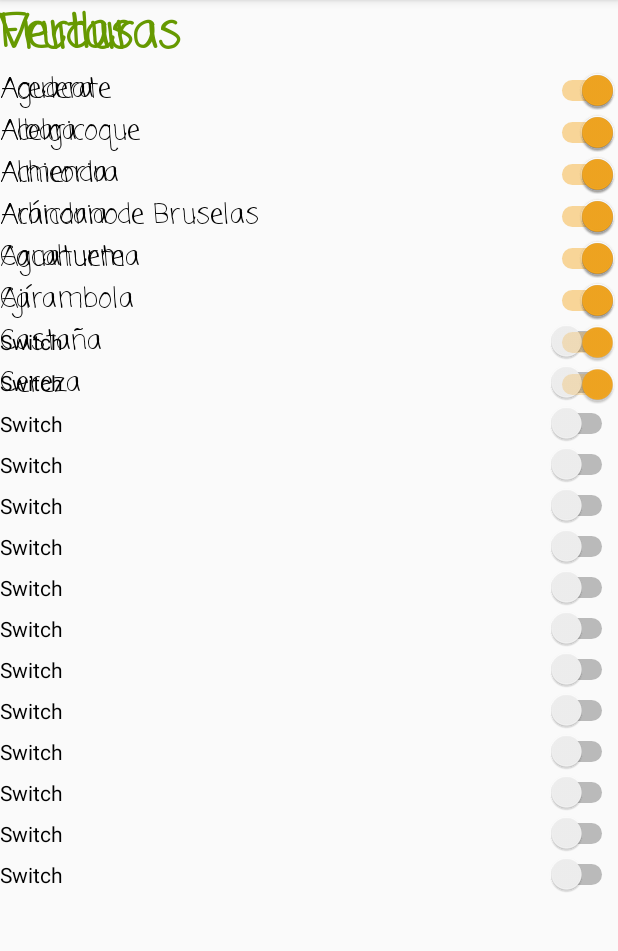
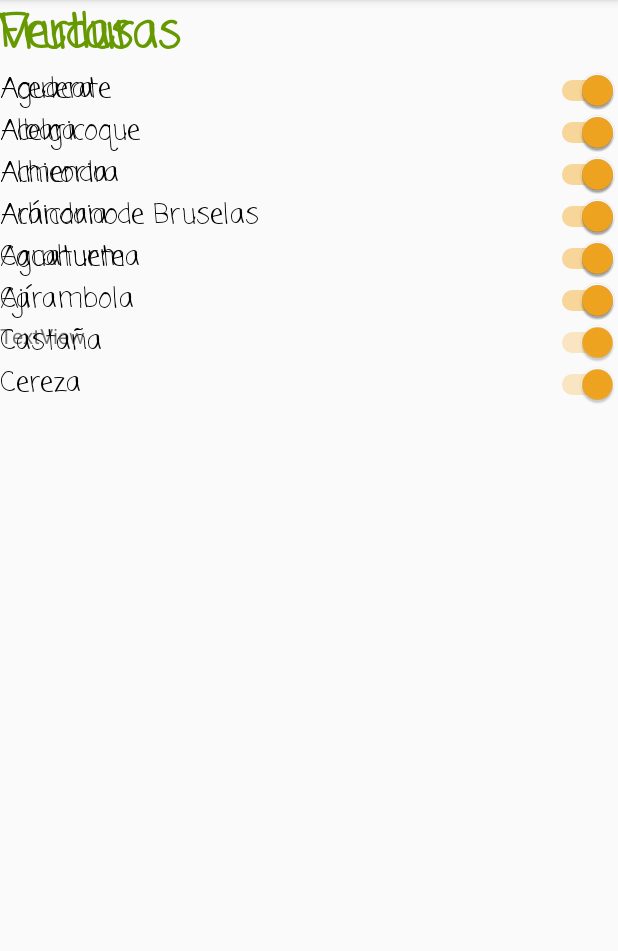
Before and after one commit to DavidAguayo/Proyecto_Clase, an Android app: the Alimentos screen opened directly, with no data from a screen before it, on a phone screen of 412 x 824 dp, the part 84-1035 px from its top. Run offline under Robolectric (Android 15) with nearby library versions, the phone set to English and light mode, and no system bars.

Commit message:
primer commit

```diff
--- a/app/src/main/java/com/proyecto/proyecto_clase/Alimentos.java
+++ b/app/src/main/java/com/proyecto/proyecto_clase/Alimentos.java
@@ -3,9 +3,12 @@ package com.proyecto.proyecto_clase;
 import android.content.res.Resources;
 import android.support.v7.app.AppCompatActivity;
 import android.os.Bundle;
+import android.widget.Switch;
 import android.widget.TabHost;
+import android.widget.TextView;
 
 public class Alimentos extends AppCompatActivity {
+    TextView textView;
 
     @Override
     protected void onCreate(Bundle savedInstanceState) {
@@ -32,6 +35,13 @@ public class Alimentos extends AppCompatActivity {
         tabs.setCurrentTab(0);
         //Hasta aquí es lo de las tabs
 
-
+        //Lo que viene a continuación sirve para avriguar los alimentos que no
+        //están seleccionados
+        textView = (TextView)findViewById(R.id.prueba) ;
+        Switch s1 = (Switch) findViewById(R.id.switch1);
+        Boolean resp1 = s1.isChecked();
+        if(s1.isChecked()==false){
+            textView.setText("Acedera");
+        }
     }
 }
--- a/app/src/main/res/layout/activity_alimentos.xml
+++ b/app/src/main/res/layout/activity_alimentos.xml
@@ -123,102 +123,11 @@
                                 android:textSize="18sp"
                                 android:checked="true" />
 
-                            <Switch
-                                android:text="Switch"
+                            <TextView
+                                android:text="TextView"
                                 android:layout_width="match_parent"
                                 android:layout_height="wrap_content"
-                                android:id="@+id/switch7"
-                                android:layout_weight="1" />
-
-                            <Switch
-                                android:text="Switch"
-                                android:layout_width="match_parent"
-                                android:layout_height="wrap_content"
-                                android:id="@+id/switch8"
-                                android:layout_weight="1" />
-
-                            <Switch
-                                android:text="Switch"
-                                android:layout_width="match_parent"
-                                android:layout_height="wrap_content"
-                                android:id="@+id/switch9"
-                                android:layout_weight="1" />
-
-                            <Switch
-                                android:text="Switch"
-                                android:layout_width="match_parent"
-                                android:layout_height="wrap_content"
-                                android:id="@+id/switch10"
-                                android:layout_weight="1" />
-
-                            <Switch
-                                android:text="Switch"
-                                android:layout_width="match_parent"
-                                android:layout_height="wrap_content"
-                                android:id="@+id/switch11"
-                                android:layout_weight="1" />
-
-                            <Switch
-                                android:text="Switch"
-                                android:layout_width="match_parent"
-                                android:layout_height="wrap_content"
-                                android:id="@+id/switch12"
-                                android:layout_weight="1" />
-
-                            <Switch
-                                android:text="Switch"
-                                android:layout_width="match_parent"
-                                android:layout_height="wrap_content"
-                                android:id="@+id/switch13"
-                                android:layout_weight="1" />
-
-                            <Switch
-                                android:text="Switch"
-                                android:layout_width="match_parent"
-                                android:layout_height="wrap_content"
-                                android:id="@+id/switch14"
-                                android:layout_weight="1" />
-
-                            <Switch
-                                android:text="Switch"
-                                android:layout_width="match_parent"
-                                android:layout_height="wrap_content"
-                                android:id="@+id/switch15"
-                                android:layout_weight="1" />
-
-                            <Switch
-                                android:text="Switch"
-                                android:layout_width="match_parent"
-                                android:layout_height="wrap_content"
-                                android:id="@+id/switch16"
-                                android:layout_weight="1" />
-
-                            <Switch
-                                android:text="Switch"
-                                android:layout_width="match_parent"
-                                android:layout_height="wrap_content"
-                                android:id="@+id/switch17"
-                                android:layout_weight="1" />
-
-                            <Switch
-                                android:text="Switch"
-                                android:layout_width="match_parent"
-                                android:layout_height="wrap_content"
-                                android:id="@+id/switch18"
-                                android:layout_weight="1" />
-
-                            <Switch
-                                android:text="Switch"
-                                android:layout_width="match_parent"
-                                android:layout_height="wrap_content"
-                                android:id="@+id/switch19"
-                                android:layout_weight="1" />
-
-                            <Switch
-                                android:text="Switch"
-                                android:layout_width="match_parent"
-                                android:layout_height="wrap_content"
-                                android:id="@+id/switch20"
+                                android:id="@+id/prueba"
                                 android:layout_weight="1" />
                         </LinearLayout>
                     </android.support.v4.widget.NestedScrollView>
```
